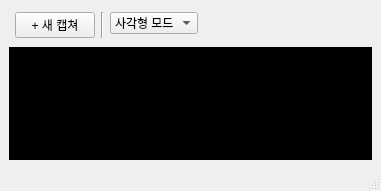
First picture: the form in firstWindow.ui, repository acee90/pyqt_capture, before the edit.
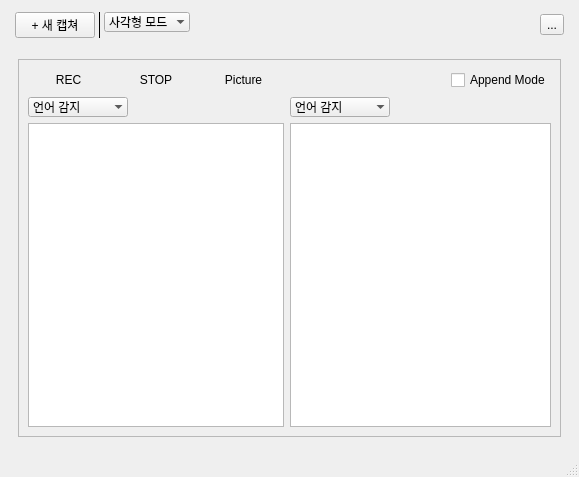
Second picture: the form after the edit.

Commit message:
ui 변경중(2) mainWindow 보강
2번째 위젯으로 영역 지정 후, 해당 영역에 세번째 위젯 띄우는 것 까지
완료.

하지만 dual monitor등 multiple desktop 고려해서 수정필요

```diff
--- a/firstWindow.ui
+++ b/firstWindow.ui
@@ -6,8 +6,8 @@
    <rect>
     <x>0</x>
     <y>0</y>
-    <width>381</width>
-    <height>191</height>
+    <width>579</width>
+    <height>477</height>
    </rect>
   </property>
   <property name="windowTitle">
@@ -18,7 +18,10 @@
     <item row="0" column="0">
      <layout class="QVBoxLayout" name="verticalLayout" stretch="0,1">
       <item>
-       <layout class="QHBoxLayout" name="horizontalLayout" stretch="0,0,0,1">
+       <layout class="QHBoxLayout" name="horizontalLayout" stretch="0,0,0,1,0">
+        <property name="spacing">
+         <number>3</number>
+        </property>
         <property name="sizeConstraint">
          <enum>QLayout::SetDefaultConstraint</enum>
         </property>
@@ -32,7 +35,7 @@
          <number>6</number>
         </property>
         <property name="bottomMargin">
-         <number>3</number>
+         <number>6</number>
         </property>
         <item alignment="Qt::AlignTop">
          <widget class="QPushButton" name="CaptureButton">
@@ -43,6 +46,12 @@
         </item>
         <item>
          <widget class="Line" name="line">
+          <property name="frameShadow">
+           <enum>QFrame::Plain</enum>
+          </property>
+          <property name="midLineWidth">
+           <number>2</number>
+          </property>
           <property name="orientation">
            <enum>Qt::Vertical</enum>
           </property>
@@ -56,6 +65,9 @@
             <height>0</height>
            </size>
           </property>
+          <property name="frame">
+           <bool>false</bool>
+          </property>
           <item>
            <property name="text">
             <string>사각형 모드</string>
@@ -81,13 +93,180 @@
           </property>
          </spacer>
         </item>
+        <item>
+         <widget class="QToolButton" name="toolButton">
+          <property name="text">
+           <string>...</string>
+          </property>
+         </widget>
+        </item>
        </layout>
       </item>
       <item>
        <widget class="QWidget" name="widget" native="true">
         <property name="styleSheet">
-         <string notr="true">background-color:QTMATERIAL_SECONDARYDARKCOLOR</string>
+         <string notr="true"/>
         </property>
+        <layout class="QGridLayout" name="gridLayout_2">
+         <item row="0" column="0">
+          <widget class="QFrame" name="frame">
+           <property name="frameShape">
+            <enum>QFrame::StyledPanel</enum>
+           </property>
+           <property name="frameShadow">
+            <enum>QFrame::Raised</enum>
+           </property>
+           <layout class="QGridLayout" name="gridLayout_4">
+            <item row="0" column="0">
+             <layout class="QGridLayout" name="gridLayout_3">
+              <item row="0" column="3">
+               <spacer name="horizontalSpacer_2">
+                <property name="orientation">
+                 <enum>Qt::Horizontal</enum>
+                </property>
+                <property name="sizeHint" stdset="0">
+                 <size>
+                  <width>40</width>
+                  <height>20</height>
+                 </size>
+                </property>
+               </spacer>
+              </item>
+              <item row="2" column="0" colspan="3">
+               <widget class="QPlainTextEdit" name="plainTextEdit_2"/>
+              </item>
+              <item row="1" column="0" colspan="2">
+               <widget class="QComboBox" name="comboBox_2">
+                <property name="sizePolicy">
+                 <sizepolicy hsizetype="Fixed" vsizetype="Fixed">
+                  <horstretch>0</horstretch>
+                  <verstretch>0</verstretch>
+                 </sizepolicy>
+                </property>
+                <property name="minimumSize">
+                 <size>
+                  <width>100</width>
+                  <height>0</height>
+                 </size>
+                </property>
+                <property name="maxCount">
+                 <number>20</number>
+                </property>
+                <property name="frame">
+                 <bool>false</bool>
+                </property>
+                <item>
+                 <property name="text">
+                  <string>언어 감지</string>
+                 </property>
+                </item>
+                <item>
+                 <property name="text">
+                  <string>영어</string>
+                 </property>
+                </item>
+                <item>
+                 <property name="text">
+                  <string>한국어</string>
+                 </property>
+                </item>
+               </widget>
+              </item>
+              <item row="0" column="4">
+               <widget class="QCheckBox" name="checkBox">
+                <property name="text">
+                 <string>Append Mode</string>
+                </property>
+               </widget>
+              </item>
+              <item row="0" column="1">
+               <widget class="QPushButton" name="pushButton_2">
+                <property name="text">
+                 <string>STOP</string>
+                </property>
+                <property name="flat">
+                 <bool>true</bool>
+                </property>
+               </widget>
+              </item>
+              <item row="0" column="2">
+               <widget class="QPushButton" name="pictureButton">
+                <property name="text">
+                 <string>Picture</string>
+                </property>
+                <property name="checkable">
+                 <bool>false</bool>
+                </property>
+                <property name="flat">
+                 <bool>true</bool>
+                </property>
+               </widget>
+              </item>
+              <item row="1" column="3">
+               <widget class="QComboBox" name="comboBox_3">
+                <property name="sizePolicy">
+                 <sizepolicy hsizetype="Fixed" vsizetype="Fixed">
+                  <horstretch>0</horstretch>
+                  <verstretch>0</verstretch>
+                 </sizepolicy>
+                </property>
+                <property name="minimumSize">
+                 <size>
+                  <width>100</width>
+                  <height>0</height>
+                 </size>
+                </property>
+                <property name="maxCount">
+                 <number>20</number>
+                </property>
+                <property name="frame">
+                 <bool>false</bool>
+                </property>
+                <item>
+                 <property name="text">
+                  <string>언어 감지</string>
+                 </property>
+                </item>
+                <item>
+                 <property name="text">
+                  <string>영어</string>
+                 </property>
+                </item>
+                <item>
+                 <property name="text">
+                  <string>한국어</string>
+                 </property>
+                </item>
+               </widget>
+              </item>
+              <item row="2" column="3" colspan="2">
+               <widget class="QPlainTextEdit" name="plainTextEdit"/>
+              </item>
+              <item row="0" column="0">
+               <widget class="QPushButton" name="pushButton">
+                <property name="sizePolicy">
+                 <sizepolicy hsizetype="Minimum" vsizetype="Fixed">
+                  <horstretch>0</horstretch>
+                  <verstretch>0</verstretch>
+                 </sizepolicy>
+                </property>
+                <property name="text">
+                 <string>REC</string>
+                </property>
+                <property name="checkable">
+                 <bool>true</bool>
+                </property>
+                <property name="flat">
+                 <bool>true</bool>
+                </property>
+               </widget>
+              </item>
+             </layout>
+            </item>
+           </layout>
+          </widget>
+         </item>
+        </layout>
        </widget>
       </item>
      </layout>
```
Left out of the diff: 8 changed lines with no effect on the pictures. The commit also changes 1 other file.
